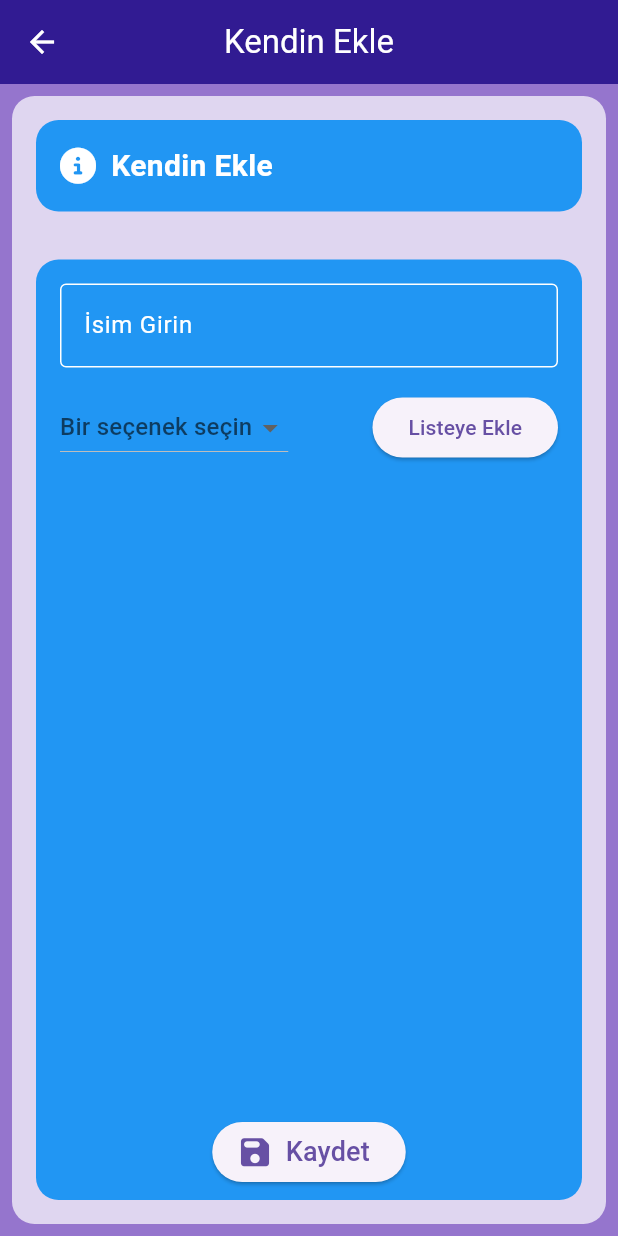
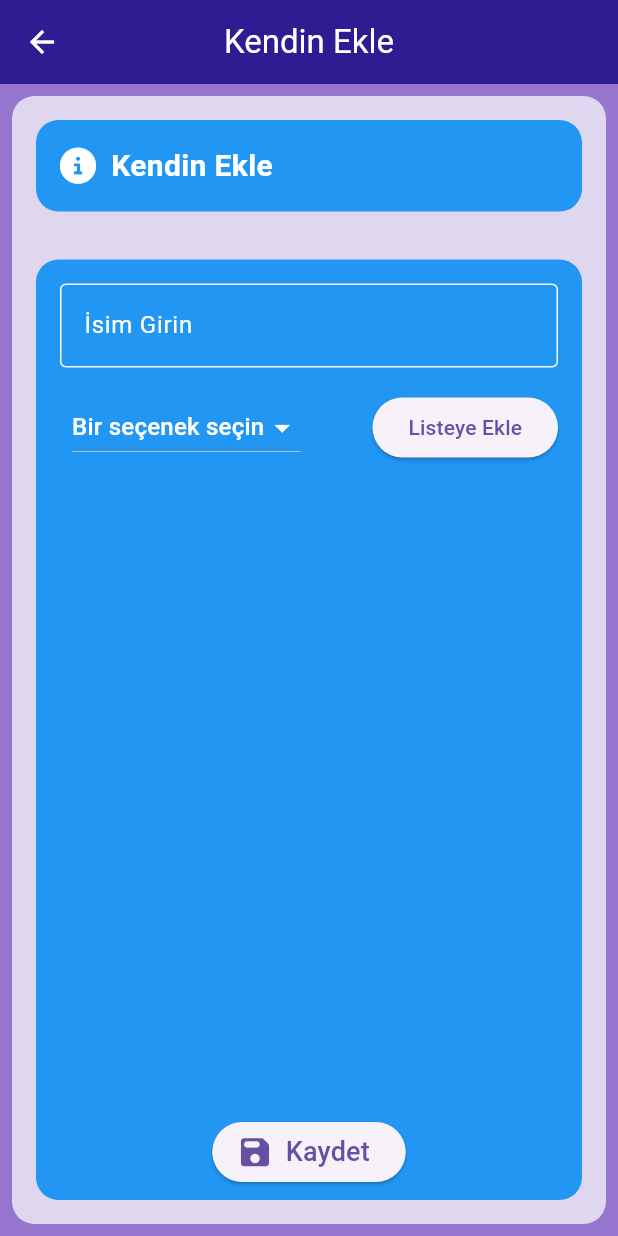
Before and after one commit to Berk2259/Craftify, a Flutter app: the OwnDetayScreen screen opened directly, on a phone screen of 412 x 824 dp. Run offline on Flutter 3.47's test engine with Material 3 defaults, Android fonts, the phone set to English and light mode, and no system bars; our stand-ins replace curved_navigation_bar, font_awesome_flutter, shared_preferences; accounts and stored records are empty.

Commit message:
ufak düzeltmeler ownDetayScreen kısmı

```diff
--- a/lib/DetayScreen/own_detay_screen.dart
+++ b/lib/DetayScreen/own_detay_screen.dart
@@ -16,20 +16,20 @@ class _OwnDetayScreenState extends State<OwnDetayScreen> {
   Widget getIconForOption(String option) {
     switch (option) {
       case 'Uhu':
-        return Image.asset('assets/images/glue.png', width: 20, height: 20);
+        return Image.asset('assets/images/glue.png', width: 30, height: 30);
       case 'Bant':
-        return Image.asset('assets/images/tape.png', width: 20, height: 20);
+        return Image.asset('assets/images/tape.png', width: 30, height: 30);
       case 'Makas':
-        return Image.asset('assets/images/scissor.png', width: 20, height: 20);
+        return Image.asset('assets/images/scissor.png', width: 30, height: 30);
       case 'Cetvel':
-        return Image.asset('assets/images/ruler.png', width: 20, height: 20);
+        return Image.asset('assets/images/ruler.png', width: 30, height: 30);
       case 'İğne':
-        return Image.asset('assets/images/needle.png', width: 20, height: 20);
+        return Image.asset('assets/images/needle.png', width: 30, height: 30);
       case 'Kağıt':
-        return Image.asset('assets/images/paper1.png', width: 20, height: 20);
+        return Image.asset('assets/images/paper1.png', width: 30, height: 30);
       default:
         // Tanımlanmayan seçenekler için varsayılan simge
-        return Icon(Icons.help_outline, size: 20, color: Colors.grey);
+        return Icon(Icons.help_outline, size: 30, color: Colors.grey);
     }
   }
 
@@ -125,10 +125,14 @@ class _OwnDetayScreenState extends State<OwnDetayScreen> {
                                     MainAxisAlignment.spaceBetween,
                                 children: [
                                   Padding(
-                                    padding: const EdgeInsets.only(left: 16.0),
+                                    padding: const EdgeInsets.only(left: 24.0),
                                     child: DropdownButton<String>(
+                                      iconEnabledColor: Colors.white,
                                       dropdownColor: Colors.white,
-                                      hint: const Text('Bir seçenek seçin'),
+                                      hint: const Text(
+                                        'Bir seçenek seçin',
+                                        style: TextStyle(color: Colors.white),
+                                      ),
                                       value: secilenDeger,
                                       onChanged: (String? newValue) {
                                         setState(() {
@@ -197,7 +201,7 @@ class _OwnDetayScreenState extends State<OwnDetayScreen> {
                                               item,
                                               style: const TextStyle(
                                                 color: Colors.black,
-                                                fontSize: 18,
+                                                fontSize: 20,
                                                 fontWeight: FontWeight.bold,
                                               ),
                                             ),
```
